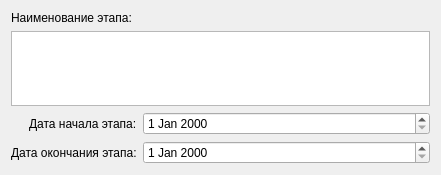
This is extra_widgets/stageredactor.ui in aleksei-elyutin/priemka_table as Qt 5 draws it before an edit. The edited form follows.
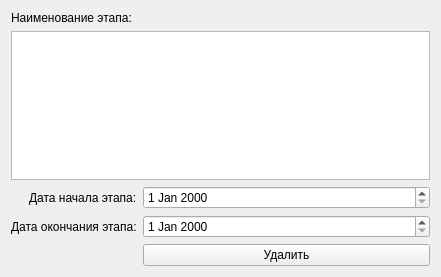
This is the edited form.

Commit message: added stageDelete dislog window

Patch:
```diff
--- a/extra_widgets/stageredactor.ui
+++ b/extra_widgets/stageredactor.ui
@@ -7,7 +7,7 @@
     <x>0</x>
     <y>0</y>
     <width>441</width>
-    <height>175</height>
+    <height>277</height>
    </rect>
   </property>
   <property name="sizePolicy">
@@ -66,6 +66,13 @@
      </property>
     </widget>
    </item>
+   <item row="4" column="1">
+    <widget class="QPushButton" name="pushButton">
+     <property name="text">
+      <string>Удалить</string>
+     </property>
+    </widget>
+   </item>
   </layout>
  </widget>
  <resources/>
```
The commit also changes 5 other files.
